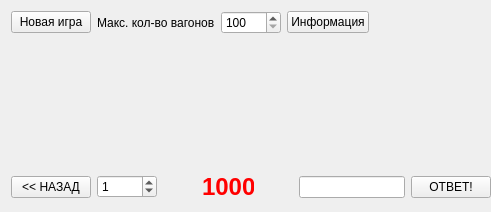
EzR1d3r/XWagons, file widget.ui: the form before one commit; both pictures show x 0 to 491 and y 0 to 212 of the 802 by 212 pixel window.
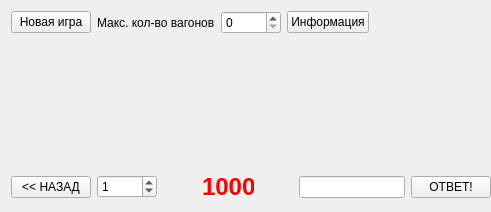
The form after the commit. Icons and pictures are not drawn.

What changed in the file:
```diff
--- a/widget.ui
+++ b/widget.ui
@@ -60,7 +60,7 @@
         </size>
        </property>
        <property name="minimum">
-        <number>100</number>
+        <number>0</number>
        </property>
        <property name="maximum">
         <number>1000</number>
```
